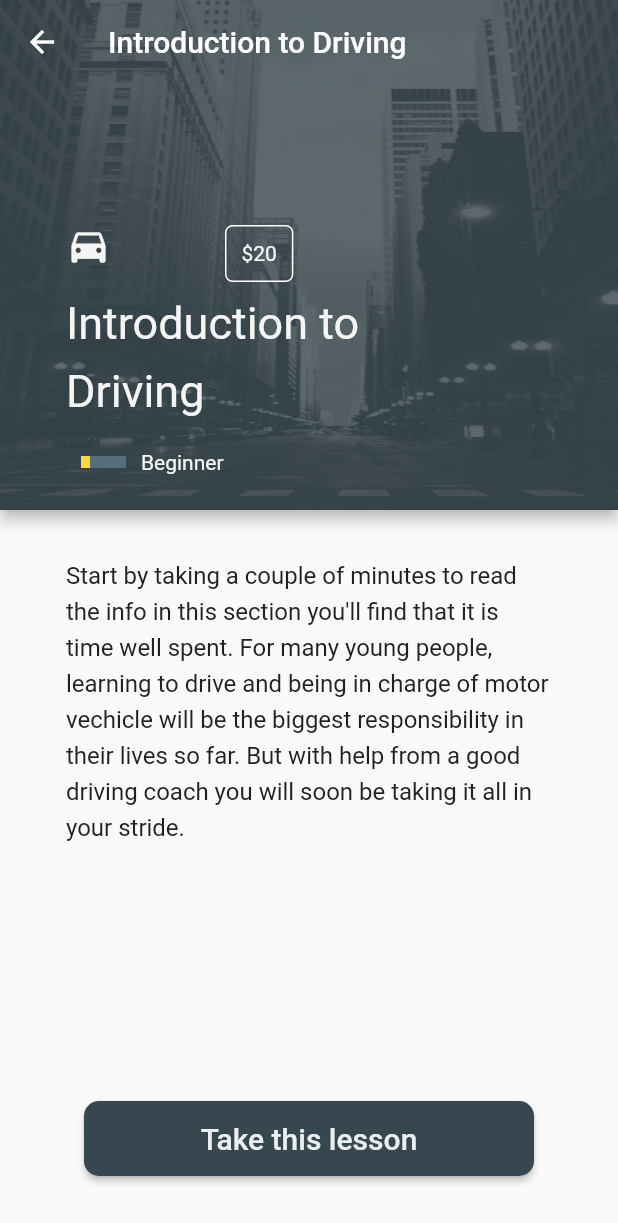
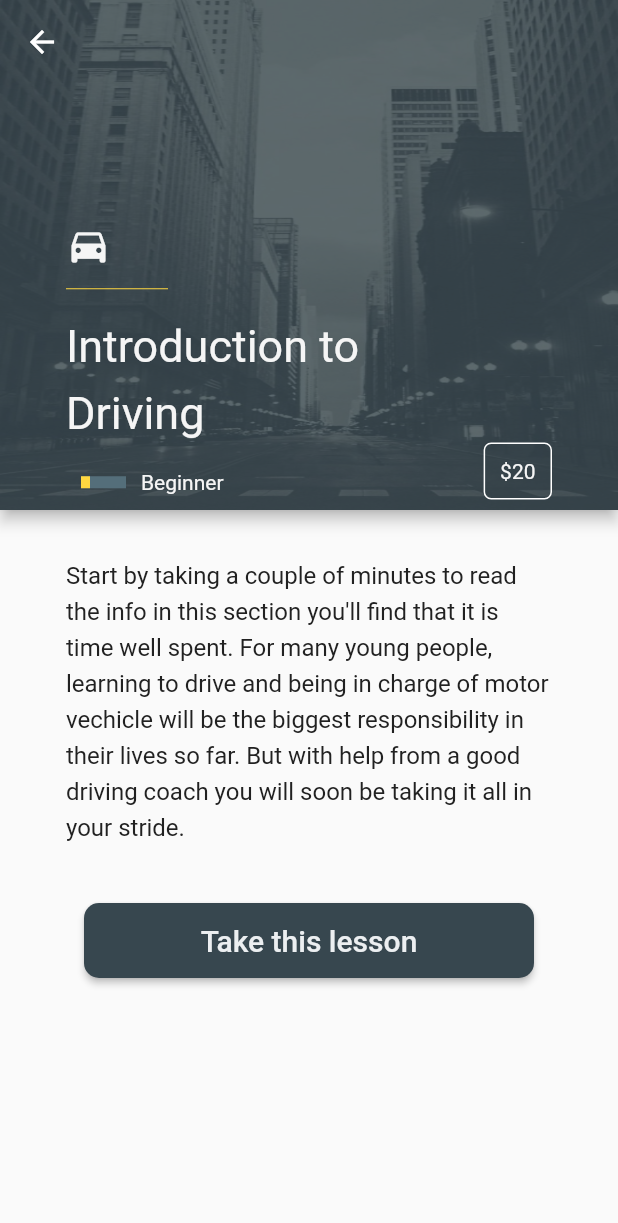
Before and after one commit to sofiabukovskaya/driving_app_flutter, a Flutter app: the screen it shows after launch, after a tap on "Introduction to Driving", on a phone screen of 412 x 824 dp. Shown: the top 1223 px of the screen. Run offline on Flutter 3.47's test engine with Material 2 defaults, Android fonts, the phone set to English and light mode, and no system bars; drawn by our look-alikes of percent_indicator.

Commit message:
Final commit

```diff
--- a/lib/src/infoPageDriving.dart
+++ b/lib/src/infoPageDriving.dart
@@ -1,4 +1,3 @@
-import 'package:flutter/cupertino.dart';
 import 'package:flutter/material.dart';
 import 'package:percent_indicator/percent_indicator.dart';
 
@@ -25,7 +24,6 @@ class InfoPageDrivingState extends StatelessWidget {
           child: Stack(
             children: <Widget>[
               AppBar(
-          title: Text(textTitle, textAlign: TextAlign.center,),
                  leading: IconButton(icon: Icon(Icons.arrow_back),
               onPressed: () => Navigator.pop(context)),
                flexibleSpace: Container(
@@ -39,15 +37,28 @@ class InfoPageDrivingState extends StatelessWidget {
             ),
           ),
         ),
-        Padding(padding: EdgeInsets.only(top: 150, left: 44),
-            child: Icon(Icons.drive_eta, size: 30.0, color: Colors.grey[100])
+            Column(
+            crossAxisAlignment: CrossAxisAlignment.start,
+            mainAxisAlignment: MainAxisAlignment.center,
+            children: <Widget>[
+              Padding(padding: EdgeInsets.only(top:150.0, left: 44),
+               child: Icon(Icons.drive_eta, size: 30.0, color: Colors.grey[100]),
               ),
-        Padding(padding: EdgeInsets.only(top: 190, left: 44, right: 170),
-            child: Text(textTitle, style: TextStyle(
-                fontSize: 30, height: 1.5, color: Colors.grey[100]))
+              Divider(
+                color: Colors.amberAccent,
+                height: 25,
+                indent: 44,
+                endIndent: 300
               ),
-        Padding(padding: EdgeInsets.only(top: 300, left: 44, right: 170),
-            child: LinearPercentIndicator(
+              Padding(padding: EdgeInsets.only(left: 44.0, right: 100.0), child:
+              Text(textTitle, style: TextStyle(
+                  fontSize: 30, height: 1.5, color: Colors.grey[100])),
+              ),
+                 Row (
+                 mainAxisAlignment: MainAxisAlignment.spaceBetween,
+                 children: <Widget>[
+                   Padding(padding: EdgeInsets.only(left: 44.0),child:
+                   LinearPercentIndicator(
                        width: 50,
                        lineHeight: 8,
                        animation: true,
@@ -55,21 +66,26 @@ class InfoPageDrivingState extends StatelessWidget {
                        backgroundColor: Colors.blueGrey[600],
                        percent: percents,
                        trailing: Text(levelDriver,
-                    style: TextStyle(fontSize: 14, color: Colors.grey[100])))
+                           style: TextStyle(fontSize: 14, color: Colors.grey[100]))),
                    ),
+                   Padding(padding: EdgeInsets.only(right: 44.0, bottom: 15.0), child:
                       Container(
-          margin: const EdgeInsets.all(150.0),
                        padding: const EdgeInsets.all(10.0),
                        decoration: BoxDecoration(
                            border: Border.all(color:  Colors.white, width: 1),
                            borderRadius: BorderRadius.all(Radius.circular(5))
                         ), //
                           child: Text("\$20", style: TextStyle(fontSize: 14, color: Colors.grey[100]))
+                        ),
                      )
                  ],
                ),
+            ],
           ),
-    body: Stack(
+        ],
+      ),
+    ),
+          body: Column(
             children:<Widget> [
               Padding(
               padding: EdgeInsets.only(top: 30.0, left: 44.0, right: 44.0),
@@ -91,11 +107,10 @@ class InfoPageDrivingState extends StatelessWidget {
                    ),
                  ),
                ),
-    )
+            ),
          ],
         ),
-    )
-    ,
+      ),
     );
   }
 }
--- a/lib/src/lessonsDriving.dart
+++ b/lib/src/lessonsDriving.dart
@@ -12,7 +12,7 @@ class App extends StatefulWidget {
 
 class AppState extends State<App> {
 
-   List<TitleLessons> titlesList = [TitleLessons("Introduction to Driving", "Beginner"),
+  List<TitleLessons> titlesList = [TitleLessons("Introduction to Driving", "Beginner"),
 TitleLessons("Observation at Junctions", "Beginner"), TitleLessons("Reverse Parallel Parking", "Intermediate"),
 TitleLessons("Reversing Around Corner", "Intermediate"), TitleLessons("Incorrect Use of Signals", "Advanced")];
 final List<IconData> icons = [Icons.drive_eta, Icons.car_rental, Icons.drive_eta_outlined, Icons.car_repair, Icons.two_wheeler];
```
Lines whose indentation alone changed are shown as unchanged.
